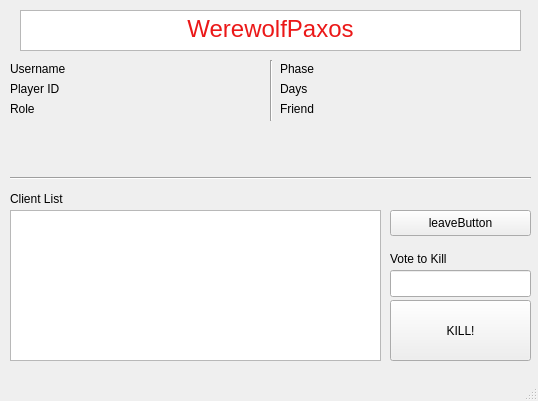
Above: client/WerewolfClient/gameplay.ui from adarwawan/WerewolfPaxos before the change. Below: the same form after it.
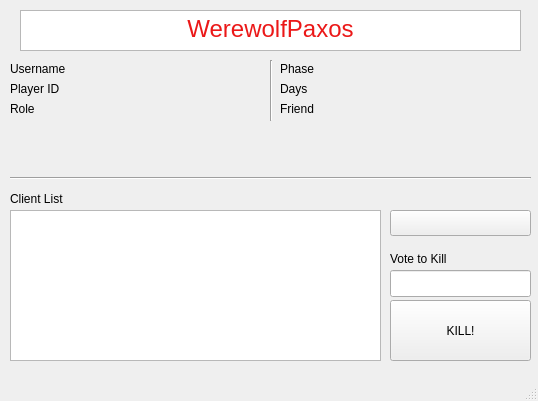
That is the form after the change.

Patch:
```diff
--- a/client/WerewolfClient/gameplay.ui
+++ b/client/WerewolfClient/gameplay.ui
@@ -282,7 +282,7 @@
      </rect>
     </property>
     <property name="text">
-     <string>leaveButton</string>
+     <string/>
     </property>
    </widget>
   </widget>
```
